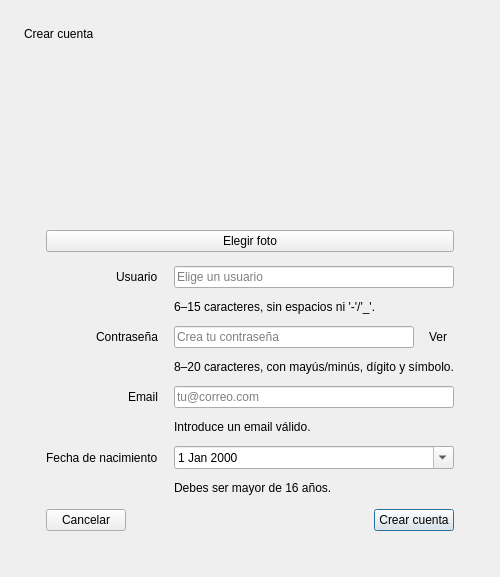
pgomsan/proyecto_IHM, file proyecto_IHM/registerdialog.ui: the form before one commit.
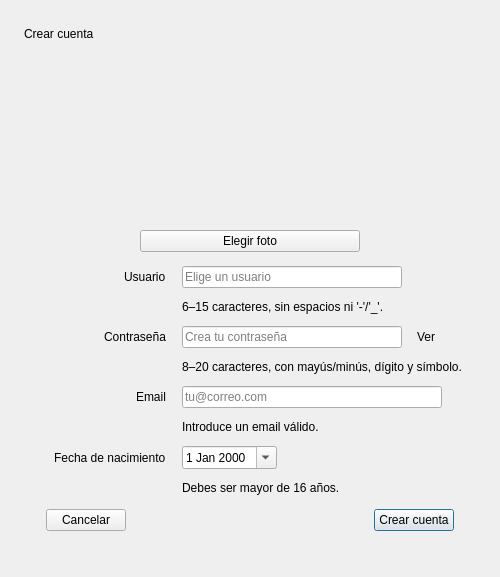
The form after the commit.

Commit message: Cambio interfaz en iniciar sesion y cerrar sesion

The edit to the form file:
```diff
--- a/proyecto_IHM/registerdialog.ui
+++ b/proyecto_IHM/registerdialog.ui
@@ -82,8 +82,14 @@
         <property name="spacing">
          <number>8</number>
         </property>
-        <item>
+        <item alignment="Qt::AlignHCenter">
          <widget class="QLabel" name="avatarPlaceholder">
+          <property name="sizePolicy">
+           <sizepolicy hsizetype="Fixed" vsizetype="Fixed">
+            <horstretch>0</horstretch>
+            <verstretch>0</verstretch>
+           </sizepolicy>
+          </property>
           <property name="minimumSize">
            <size>
             <width>140</width>
@@ -104,8 +110,26 @@
           </property>
          </widget>
         </item>
-        <item>
+        <item alignment="Qt::AlignHCenter">
          <widget class="QPushButton" name="chooseAvatarButton">
+          <property name="sizePolicy">
+           <sizepolicy hsizetype="Fixed" vsizetype="Fixed">
+            <horstretch>0</horstretch>
+            <verstretch>0</verstretch>
+           </sizepolicy>
+          </property>
+          <property name="minimumSize">
+           <size>
+            <width>220</width>
+            <height>0</height>
+           </size>
+          </property>
+          <property name="maximumSize">
+           <size>
+            <width>260</width>
+            <height>16777215</height>
+           </size>
+          </property>
           <property name="text">
            <string>Elegir foto</string>
           </property>
@@ -118,6 +142,12 @@
         <property name="labelAlignment">
          <set>Qt::AlignRight|Qt::AlignVCenter</set>
         </property>
+        <property name="formAlignment">
+         <set>Qt::AlignHCenter|Qt::AlignTop</set>
+        </property>
+        <property name="fieldGrowthPolicy">
+         <enum>QFormLayout::FieldsStayAtSizeHint</enum>
+        </property>
         <property name="horizontalSpacing">
          <number>16</number>
         </property>
@@ -133,6 +163,27 @@
         </item>
         <item row="0" column="1">
          <widget class="QLineEdit" name="usernameLineEdit">
+          <property name="sizePolicy">
+           <sizepolicy hsizetype="Fixed" vsizetype="Fixed">
+            <horstretch>0</horstretch>
+            <verstretch>0</verstretch>
+           </sizepolicy>
+          </property>
+          <property name="minimumSize">
+           <size>
+            <width>220</width>
+            <height>0</height>
+           </size>
+          </property>
+          <property name="maximumSize">
+           <size>
+            <width>260</width>
+            <height>16777215</height>
+           </size>
+          </property>
+          <property name="maxLength">
+           <number>15</number>
+          </property>
           <property name="placeholderText">
            <string>Elige un usuario</string>
           </property>
@@ -140,6 +191,21 @@
         </item>
         <item row="1" column="1">
          <widget class="QLabel" name="usernameHintLabel">
+          <property name="sizePolicy">
+           <sizepolicy hsizetype="Preferred" vsizetype="Preferred">
+            <horstretch>0</horstretch>
+            <verstretch>0</verstretch>
+           </sizepolicy>
+          </property>
+          <property name="maximumSize">
+           <size>
+            <width>500</width>
+            <height>16777215</height>
+           </size>
+          </property>
+          <property name="wordWrap">
+           <bool>false</bool>
+          </property>
           <property name="text">
            <string>6–15 caracteres, sin espacios ni '-'/'_'.</string>
           </property>
@@ -154,6 +220,18 @@
         </item>
         <item row="2" column="1">
          <widget class="QWidget" name="passwordContainer">
+          <property name="sizePolicy">
+           <sizepolicy hsizetype="Fixed" vsizetype="Preferred">
+            <horstretch>0</horstretch>
+            <verstretch>0</verstretch>
+           </sizepolicy>
+          </property>
+          <property name="maximumSize">
+           <size>
+            <width>340</width>
+            <height>16777215</height>
+           </size>
+          </property>
           <layout class="QHBoxLayout" name="passwordLayout">
            <property name="spacing">
             <number>8</number>
@@ -172,6 +250,27 @@
            </property>
            <item>
             <widget class="QLineEdit" name="passwordLineEdit">
+             <property name="sizePolicy">
+              <sizepolicy hsizetype="Fixed" vsizetype="Fixed">
+               <horstretch>0</horstretch>
+               <verstretch>0</verstretch>
+              </sizepolicy>
+             </property>
+             <property name="minimumSize">
+              <size>
+               <width>220</width>
+               <height>0</height>
+              </size>
+             </property>
+             <property name="maximumSize">
+              <size>
+               <width>260</width>
+               <height>16777215</height>
+              </size>
+             </property>
+             <property name="maxLength">
+              <number>20</number>
+             </property>
              <property name="placeholderText">
               <string>Crea tu contraseña</string>
              </property>
@@ -198,6 +297,21 @@
         </item>
         <item row="3" column="1">
          <widget class="QLabel" name="passwordHintLabel">
+          <property name="sizePolicy">
+           <sizepolicy hsizetype="Preferred" vsizetype="Preferred">
+            <horstretch>0</horstretch>
+            <verstretch>0</verstretch>
+           </sizepolicy>
+          </property>
+          <property name="maximumSize">
+           <size>
+            <width>500</width>
+            <height>16777215</height>
+           </size>
+          </property>
+          <property name="wordWrap">
+           <bool>false</bool>
+          </property>
           <property name="text">
            <string>8–20 caracteres, con mayús/minús, dígito y símbolo.</string>
           </property>
@@ -212,6 +326,27 @@
         </item>
         <item row="4" column="1">
          <widget class="QLineEdit" name="emailLineEdit">
+          <property name="sizePolicy">
+           <sizepolicy hsizetype="Fixed" vsizetype="Fixed">
+            <horstretch>0</horstretch>
+            <verstretch>0</verstretch>
+           </sizepolicy>
+          </property>
+          <property name="minimumSize">
+           <size>
+            <width>260</width>
+            <height>0</height>
+           </size>
+          </property>
+          <property name="maximumSize">
+           <size>
+            <width>320</width>
+            <height>16777215</height>
+           </size>
+          </property>
+          <property name="maxLength">
+           <number>254</number>
+          </property>
           <property name="placeholderText">
            <string>tu@correo.com</string>
           </property>
@@ -219,6 +354,21 @@
         </item>
         <item row="5" column="1">
          <widget class="QLabel" name="emailHintLabel">
+          <property name="sizePolicy">
+           <sizepolicy hsizetype="Preferred" vsizetype="Preferred">
+            <horstretch>0</horstretch>
+            <verstretch>0</verstretch>
+           </sizepolicy>
+          </property>
+          <property name="maximumSize">
+           <size>
+            <width>500</width>
+            <height>16777215</height>
+           </size>
+          </property>
+          <property name="wordWrap">
+           <bool>false</bool>
+          </property>
           <property name="text">
            <string>Introduce un email válido.</string>
           </property>
@@ -233,6 +383,18 @@
         </item>
         <item row="6" column="1">
          <widget class="QDateEdit" name="birthdateEdit">
+          <property name="sizePolicy">
+           <sizepolicy hsizetype="Fixed" vsizetype="Fixed">
+            <horstretch>0</horstretch>
+            <verstretch>0</verstretch>
+           </sizepolicy>
+          </property>
+          <property name="maximumSize">
+           <size>
+            <width>200</width>
+            <height>16777215</height>
+           </size>
+          </property>
           <property name="calendarPopup">
            <bool>true</bool>
           </property>
@@ -240,6 +402,21 @@
         </item>
         <item row="7" column="1">
          <widget class="QLabel" name="birthdateHintLabel">
+          <property name="sizePolicy">
+           <sizepolicy hsizetype="Preferred" vsizetype="Preferred">
+            <horstretch>0</horstretch>
+            <verstretch>0</verstretch>
+           </sizepolicy>
+          </property>
+          <property name="maximumSize">
+           <size>
+            <width>500</width>
+            <height>16777215</height>
+           </size>
+          </property>
+          <property name="wordWrap">
+           <bool>false</bool>
+          </property>
           <property name="text">
            <string>Debes ser mayor de 16 años.</string>
           </property>
```
The commit also changes 2 other files.
